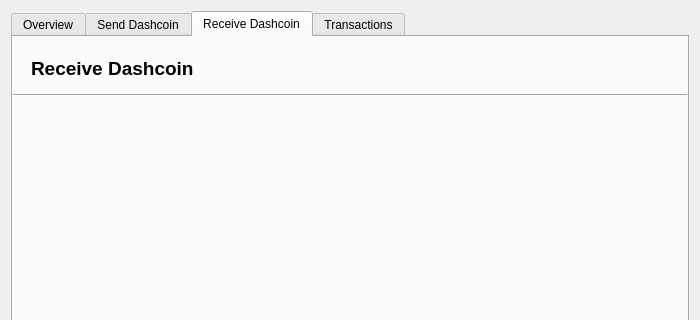
Qt form dashcoinwallet.ui (pwstegman/DashcoinWalletGUI) before a commit; both pictures show x 0 to 700 and y 0 to 320 of the 700 by 481 pixel window.
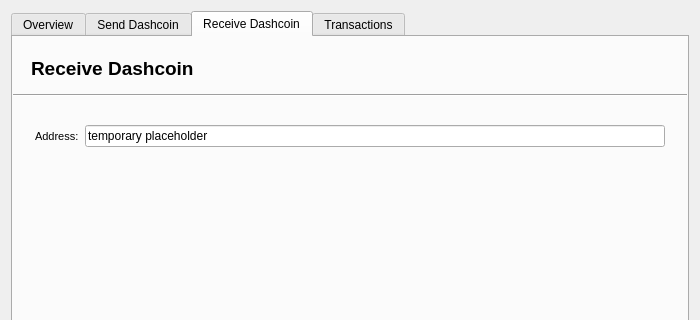
The same form after that commit. The open tabs and pages were chosen to show the change.

Patch:
```diff
--- a/dashcoinwallet.ui
+++ b/dashcoinwallet.ui
@@ -476,7 +476,50 @@
             </widget>
            </item>
            <item>
-            <widget class="QWidget" name="widget_7" native="true"/>
+            <widget class="QWidget" name="widget_7" native="true">
+             <layout class="QFormLayout" name="formLayout_6">
+              <item row="0" column="0" colspan="2">
+               <widget class="QWidget" name="widget" native="true">
+                <layout class="QFormLayout" name="formLayout_5">
+                 <item row="0" column="0">
+                  <widget class="QLabel" name="label_11">
+                   <property name="font">
+                    <font>
+                     <pointsize>8</pointsize>
+                     <weight>50</weight>
+                     <italic>false</italic>
+                     <bold>false</bold>
+                    </font>
+                   </property>
+                   <property name="text">
+                    <string>Address:</string>
+                   </property>
+                  </widget>
+                 </item>
+                 <item row="0" column="1">
+                  <widget class="QLineEdit" name="lineEdit">
+                   <property name="enabled">
+                    <bool>true</bool>
+                   </property>
+                   <property name="focusPolicy">
+                    <enum>Qt::NoFocus</enum>
+                   </property>
+                   <property name="text">
+                    <string>temporary placeholder</string>
+                   </property>
+                   <property name="readOnly">
+                    <bool>true</bool>
+                   </property>
+                   <property name="clearButtonEnabled">
+                    <bool>false</bool>
+                   </property>
+                  </widget>
+                 </item>
+                </layout>
+               </widget>
+              </item>
+             </layout>
+            </widget>
            </item>
           </layout>
          </widget>
```
Left out of the diff: 17 changed lines with no effect on the pictures.
